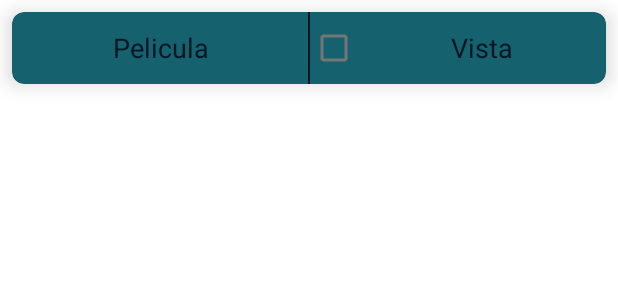
After one commit to luisfelipej/computacionMovil, an Android app: the layout activity_saved_movies.xml on its own in the app's theme, with its tools: preview values and no code run, on a phone screen of 412 x 824 dp. The commit adds this screen. Shown: the top 300 px of the screen. Run offline under Robolectric (Android 15) with nearby library versions, the phone set to English and light mode, and no system bars.

Commit message:
vista de guardados

```diff
--- a/ProyectoFinal/app/build.gradle
+++ b/ProyectoFinal/app/build.gradle
@@ -31,6 +31,7 @@ android {
 dependencies {
     implementation platform('com.google.firebase:firebase-bom:29.0.2')
     implementation 'com.google.firebase:firebase-auth'
+    implementation 'com.google.firebase:firebase-firestore'
     implementation 'androidx.appcompat:appcompat:1.2.0'
     implementation 'com.google.android.material:material:1.3.0'
     implementation 'androidx.constraintlayout:constraintlayout:2.0.4'
--- a/ProyectoFinal/app/src/main/AndroidManifest.xml
+++ b/ProyectoFinal/app/src/main/AndroidManifest.xml
@@ -11,6 +11,9 @@
         android:roundIcon="@mipmap/ic_launcher_round"
         android:supportsRtl="true"
         android:theme="@style/Theme.ProyectoFinal">
+        <activity
+            android:name=".SavedMovies"
+            android:exported="true" />
         <activity
             android:name=".AuthActivity"
             android:exported="true" />
--- /dev/null
+++ b/ProyectoFinal/app/src/main/res/layout/activity_saved_movies.xml
@@ -0,0 +1,42 @@
+<?xml version="1.0" encoding="utf-8"?>
+<androidx.cardview.widget.CardView xmlns:android="http://schemas.android.com/apk/res/android"
+    android:layout_width="match_parent"
+    android:layout_height="wrap_content"
+    xmlns:app="http://schemas.android.com/apk/res-auto"
+    app:cardElevation="8dp"
+    app:cardBackgroundColor="@color/green"
+    app:cardCornerRadius="8dp"
+    android:layout_margin="8dp"
+    >
+    <LinearLayout
+        android:orientation="horizontal"
+        android:layout_width="match_parent"
+        android:layout_height="wrap_content">
+        <TextView
+            android:id="@+id/textViewSavedMovieName"
+            android:text="Pelicula"
+            android:textColor="@color/black"
+            android:textSize="18sp"
+            android:textAlignment="center"
+            android:textStyle="normal"
+            android:padding="8dp"
+            android:layout_weight="1"
+            android:layout_width="0dp"
+            android:layout_height="wrap_content"/>
+        <View
+            android:background="@color/black"
+            android:layout_width="1dp"
+            android:layout_height="match_parent"/>
+        <CheckBox
+            android:id="@+id/cbHasViewed"
+            android:text="Vista"
+            android:textColor="@color/black"
+            android:textSize="18sp"
+            android:textAlignment="center"
+            android:textStyle="normal"
+            android:padding="8dp"
+            android:layout_weight="1"
+            android:layout_width="0dp"
+            android:layout_height="wrap_content"/>
+    </LinearLayout>
+</androidx.cardview.widget.CardView>
```
Also changed, not shown: ProyectoFinal/app/src/main/java/com/example/proyectofinal/Adapters/SavedRecyclerAdapter.java (added, +54 -0 lines), ProyectoFinal/app/src/main/java/com/example/proyectofinal/DetailsActivity.java (+69 -4 lines), ProyectoFinal/app/src/main/java/com/example/proyectofinal/MainActivity.java (+47 -0 lines), ProyectoFinal/app/src/main/java/com/example/proyectofinal/Models/Movie.java (added, +40 -0 lines), ProyectoFinal/app/src/main/java/com/example/proyectofinal/SavedMovies.java (added, +14 -0 lines), ProyectoFinal/app/src/main/res/layout/activity_main.xml (+22 -0 lines).
